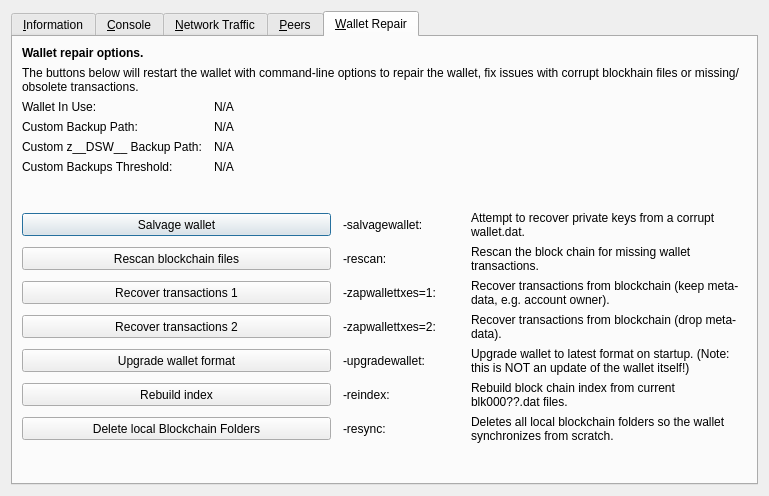
Old version of the form src/qt/forms/rpcconsole.ui in the repository decenomy/DSW.
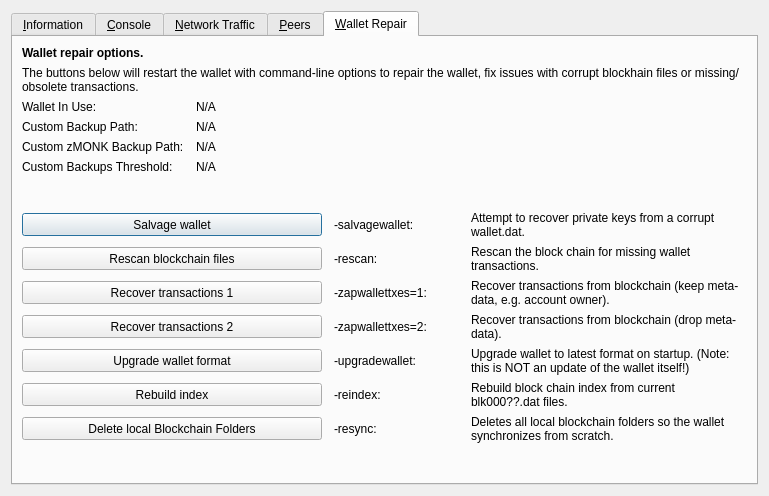
New version of the form. The open tabs and pages were chosen to show the change. Icons and pictures are not drawn. Custom widgets are drawn as their Qt base class.

Commit message: Replace standard coin unit __DSW__ by MONK

```diff
--- a/src/qt/forms/rpcconsole.ui
+++ b/src/qt/forms/rpcconsole.ui
@@ -1333,7 +1333,7 @@
           <bool>false</bool>
          </property>
          <property name="text">
-          <string>Custom z__DSW__ Backup Path:</string>
+          <string>Custom zMONK Backup Path:</string>
          </property>
         </widget>
        </item>
```
Left out of the diff: 2 changed lines with no effect on the pictures. The commit also changes 9 other files.
